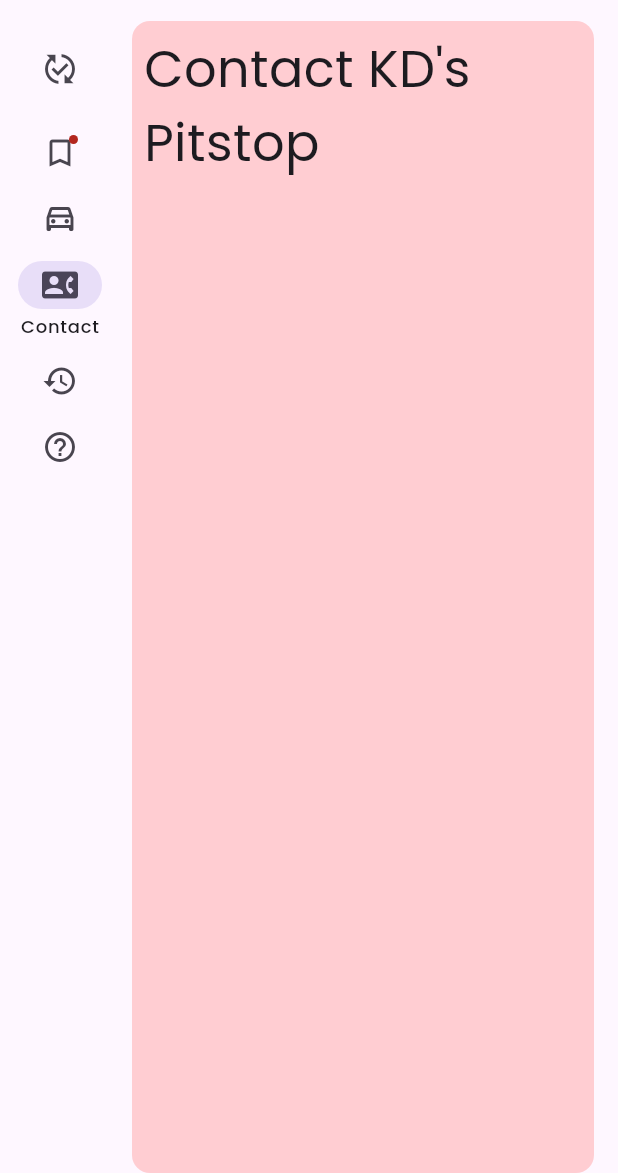
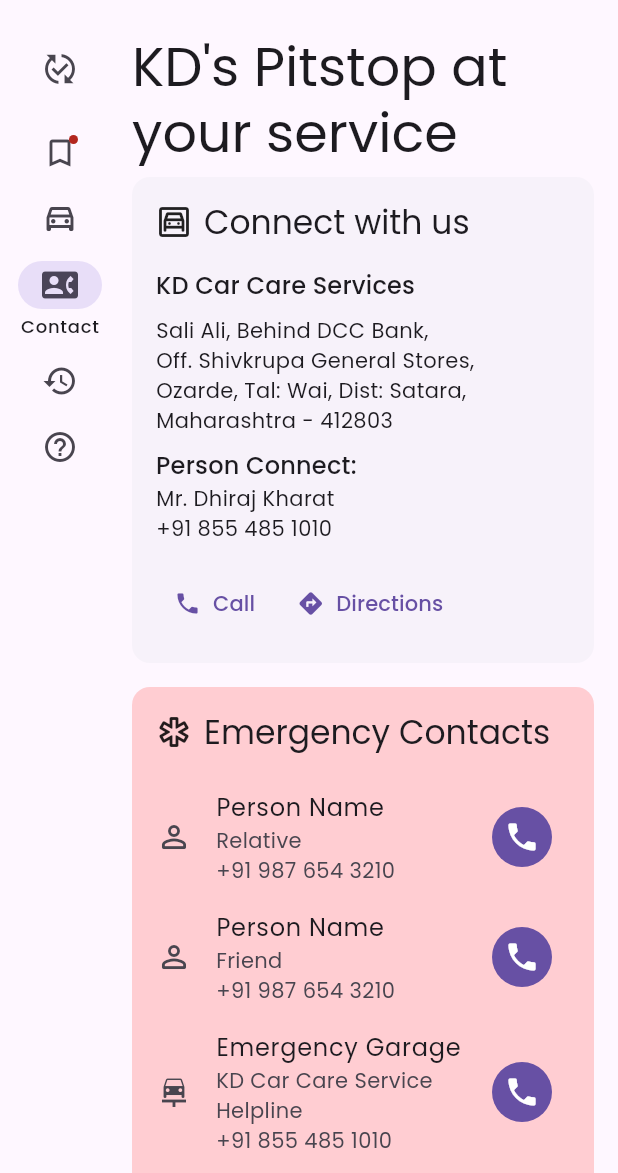
Before and after one commit to omkartapale/pitstop_service, a Flutter app: the screen it shows after launch, after a tap on "Vehicle", after a tap on "Contact", on a phone screen of 412 x 824 dp, the part 63-1236 px from its top. Run offline on Flutter 3.47's test engine with Material 3 defaults, Android fonts, the phone set to English and light mode, and no system bars; our stand-ins replace google_fonts.

Commit message:
feat (UI): Contact Screen
- Move Contact screen to StatelessWidget in separate file
- Create UI for Contact screen with contact and emergency details
- Change calendar icon on service history

```diff
--- a/lib/app.dart
+++ b/lib/app.dart
@@ -1,5 +1,6 @@
 import 'package:flutter/material.dart';
 import 'package:pitstop_service/pages/about.dart';
+import 'package:pitstop_service/pages/contact.dart';
 import 'package:pitstop_service/pages/history.dart';
 
 class ServiceApp extends StatefulWidget {
@@ -46,19 +47,7 @@ class _ServiceAppState extends State<ServiceApp> {
     ),
 
     // Content for Contact tab
-    Card(
-      color: Colors.red.shade100,
-      shadowColor: Colors.transparent,
-      margin: const EdgeInsets.only(left: 8.0, right: 16.0),
-      child: Container(
-        padding: const EdgeInsets.all(8),
-        alignment: Alignment.topLeft,
-        child: const Text(
-          'Contact KD\'s Pitstop',
-          style: TextStyle(fontSize: 34),
-        ),
-      ),
-    ),
+    const Contact(),
 
     // Content for History tab
     const History(),
--- /dev/null
+++ b/lib/pages/contact.dart
@@ -0,0 +1,183 @@
+import 'package:flutter/material.dart';
+
+class Contact extends StatelessWidget {
+  const Contact({super.key});
+
+  @override
+  Widget build(BuildContext context) {
+    return SingleChildScrollView(
+      child: Column(
+        crossAxisAlignment: CrossAxisAlignment.start,
+        children: [
+          Container(
+            padding: const EdgeInsets.all(8),
+            child: Text(
+              'KD\'s Pitstop at your service',
+              style: Theme.of(context).textTheme.displaySmall,
+            ),
+          ),
+          Card(
+            // color: Colors.red.shade100,
+            shadowColor: Colors.transparent,
+            margin: const EdgeInsets.only(left: 8.0, right: 16.0),
+            clipBehavior: Clip.hardEdge,
+            child: Container(
+              padding: const EdgeInsets.all(16.0),
+              alignment: Alignment.topLeft,
+              child: Column(
+                // mainAxisAlignment: MainAxisAlignment.center,
+                crossAxisAlignment: CrossAxisAlignment.start,
+                children: [
+                  Row(
+                    children: [
+                      const Icon(Icons.garage_outlined),
+                      const SizedBox(width: 8.0),
+                      Flexible(
+                        child: Text(
+                          'Connect with us',
+                          style: Theme.of(context).textTheme.titleLarge,
+                        ),
+                      ),
+                    ],
+                  ),
+                  const SizedBox(height: 16.0),
+                  Text(
+                    'KD Car Care Services',
+                    style: Theme.of(context).textTheme.titleMedium,
+                  ),
+                  const SizedBox(height: 8.0),
+                  const Text(
+                    'Sali Ali, Behind DCC Bank,'
+                    '\nOff. Shivkrupa General Stores,'
+                    '\nOzarde, Tal: Wai, Dist: Satara,'
+                    '\nMaharashtra - 412803',
+                  ),
+                  const SizedBox(height: 8.0),
+                  Text(
+                    'Person Connect:',
+                    style: Theme.of(context).textTheme.titleMedium,
+                  ),
+                  const Text(
+                    'Mr. Dhiraj Kharat\n'
+                    '+91 855 485 1010',
+                  ),
+                  const SizedBox(height: 16.0),
+                  OverflowBar(
+                    // alignment: MainAxisAlignment.end,
+                    children: [
+                      TextButton.icon(
+                        onPressed: () {},
+                        icon: const Icon(Icons.phone),
+                        label: const Text('Call'),
+                      ),
+                      TextButton.icon(
+                        onPressed: () {},
+                        icon: const Icon(Icons.directions),
+                        label: const Text('Directions'),
+                      ),
+                    ],
+                  ),
+                ],
+              ),
+            ),
+          ),
+          const SizedBox(height: 16.0),
+          Card(
+            color: Colors.red.shade100,
+            shadowColor: Colors.transparent,
+            margin: const EdgeInsets.only(left: 8.0, right: 16.0),
+            clipBehavior: Clip.hardEdge,
+            child: Column(
+              // mainAxisAlignment: MainAxisAlignment.center,
+              crossAxisAlignment: CrossAxisAlignment.start,
+              children: [
+                Container(
+                  padding: const EdgeInsets.all(16.0),
+                  alignment: Alignment.topLeft,
+                  child: Row(
+                    children: [
+                      const Icon(Icons.emergency_outlined),
+                      const SizedBox(width: 8.0),
+                      Flexible(
+                        child: Text(
+                          'Emergency Contacts',
+                          style: Theme.of(context).textTheme.titleLarge,
+                        ),
+                      ),
+                    ],
+                  ),
+                ),
+                ListTile(
+                  leading: const Icon(Icons.person_outline_rounded),
+                  title: const Text('Person Name'),
+                  subtitle: const Text('Relative\n'
+                      '+91 987 654 3210'),
+                  trailing: IconButton.filled(
+                    onPressed: () {},
+                    color: Colors.white,
+                    icon: const Icon(Icons.phone),
+                  ),
+                  onLongPress: () {
+                    ScaffoldMessenger.of(context).showSnackBar(const SnackBar(
+                      content: Text(
+                        'Edit emergency contact',
+                        textAlign: TextAlign.center,
+                      ),
+                    ));
+                  },
+                ),
+                ListTile(
+                  leading: const Icon(Icons.person_outline_rounded),
+                  title: const Text('Person Name'),
+                  subtitle: const Text('Friend\n'
+                      '+91 987 654 3210'),
+                  trailing: IconButton.filled(
+                    onPressed: () {},
+                    color: Colors.white,
+                    icon: const Icon(Icons.phone),
+                  ),
+                  onLongPress: () {
+                    ScaffoldMessenger.of(context).showSnackBar(const SnackBar(
+                      content: Text(
+                        'Edit emergency contact',
+                        textAlign: TextAlign.center,
+                      ),
+                    ));
+                  },
+                ),
+                ListTile(
+                  leading: const Icon(Icons.car_repair),
+                  title: const Text('Emergency Garage'),
+                  subtitle: const Text(
+                    'KD Car Care Service Helpline\n'
+                    '+91 855 485 1010',
+                  ),
+                  trailing: IconButton.filled(
+                    onPressed: () {},
+                    color: Colors.white,
+                    icon: const Icon(Icons.phone),
+                  ),
+                ),
+                ListTile(
+                  leading: const Icon(Icons.assistant_direction_outlined),
+                  title: const Text('NHAI Toll Free Helpline 24x7'),
+                  subtitle: const Text(
+                    'Emergency / Non-emergency issues for across '
+                    'National Highways stretches\n'
+                    '1033',
+                  ),
+                  trailing: IconButton.filled(
+                    onPressed: () {},
+                    color: Colors.white,
+                    icon: const Icon(Icons.phone),
+                  ),
+                ),
+                const SizedBox(height: 16.0),
+              ],
+            ),
+          ),
+        ],
+      ),
+    );
+  }
+}
--- a/lib/pages/history.dart
+++ b/lib/pages/history.dart
@@ -40,7 +40,7 @@ class History extends StatelessWidget {
                     isThreeLine: true,
                     title: Row(
                       children: [
-                        const Icon(Icons.calendar_month),
+                        const Icon(Icons.insert_invitation_rounded),
                         const SizedBox(width: 8.0),
                         Text(entries[index]),
                         const SizedBox(width: 24.0),
```
